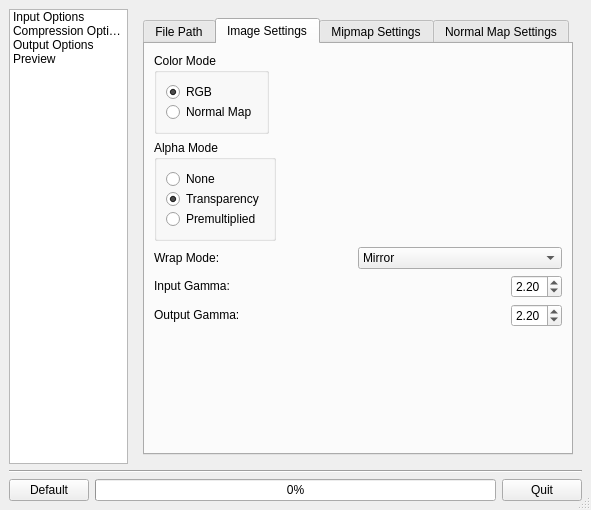
The window that src/nvtt/tools/configdialog.ui (castano/nvidia-texture-tools) describes before a commit, drawn with Qt 5.
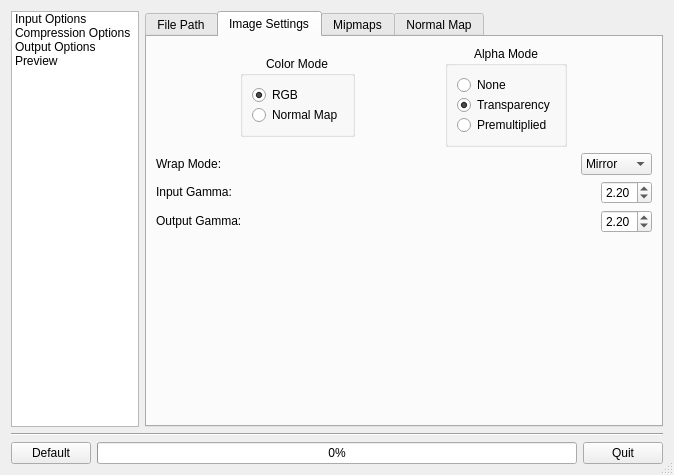
The same window after the commit. The open tabs and pages were chosen to show the change. Icons and pictures are not drawn.

Diff of the .ui file:
```diff
--- a/src/nvtt/tools/configdialog.ui
+++ b/src/nvtt/tools/configdialog.ui
@@ -5,8 +5,8 @@
    <rect>
     <x>0</x>
     <y>0</y>
-    <width>591</width>
-    <height>510</height>
+    <width>674</width>
+    <height>475</height>
    </rect>
   </property>
   <property name="windowTitle" >
@@ -19,28 +19,10 @@
    <bool>true</bool>
   </property>
   <layout class="QVBoxLayout" >
-   <property name="margin" >
-    <number>9</number>
-   </property>
-   <property name="spacing" >
-    <number>6</number>
-   </property>
    <item>
     <layout class="QHBoxLayout" >
-     <property name="margin" >
-      <number>0</number>
-     </property>
-     <property name="spacing" >
-      <number>6</number>
-     </property>
      <item>
       <layout class="QVBoxLayout" >
-       <property name="margin" >
-        <number>0</number>
-       </property>
-       <property name="spacing" >
-        <number>6</number>
-       </property>
        <item>
         <widget class="QListWidget" name="listWidget" >
          <property name="minimumSize" >
@@ -103,9 +85,7 @@
      <item>
       <widget class="QStackedWidget" name="stackedWidget" >
        <property name="sizePolicy" >
-        <sizepolicy>
-         <hsizetype>7</hsizetype>
-         <vsizetype>7</vsizetype>
+        <sizepolicy vsizetype="Expanding" hsizetype="Expanding" >
          <horstretch>0</horstretch>
          <verstretch>0</verstretch>
         </sizepolicy>
@@ -115,16 +95,28 @@
        </property>
        <widget class="QWidget" name="inputPage" >
         <layout class="QVBoxLayout" >
-         <property name="margin" >
-          <number>9</number>
-         </property>
          <property name="spacing" >
-          <number>6</number>
+          <number>-1</number>
+         </property>
+         <property name="leftMargin" >
+          <number>0</number>
+         </property>
+         <property name="topMargin" >
+          <number>0</number>
+         </property>
+         <property name="rightMargin" >
+          <number>0</number>
+         </property>
+         <property name="bottomMargin" >
+          <number>0</number>
          </property>
          <item>
           <widget class="QTabWidget" name="tabWidget" >
            <property name="currentIndex" >
-            <number>2</number>
+            <number>0</number>
+           </property>
+           <property name="elideMode" >
+            <enum>Qt::ElideNone</enum>
            </property>
            <property name="usesScrollButtons" >
             <bool>false</bool>
@@ -199,18 +191,12 @@
              <string>Image Settings</string>
             </attribute>
             <layout class="QVBoxLayout" >
-             <property name="margin" >
-              <number>9</number>
-             </property>
-             <property name="spacing" >
-              <number>6</number>
-             </property>
              <item>
-              <widget class="QGroupBox" name="groupBox_5" >
+              <layout class="QHBoxLayout" >
+               <item>
+                <widget class="QGroupBox" name="groupBox" >
                <property name="sizePolicy" >
-                <sizepolicy>
-                 <hsizetype>0</hsizetype>
-                 <vsizetype>0</vsizetype>
+                  <sizepolicy vsizetype="Fixed" hsizetype="Fixed" >
                  <horstretch>0</horstretch>
                  <verstretch>0</verstretch>
                 </sizepolicy>
@@ -218,15 +204,15 @@
                <property name="title" >
                 <string>Color Mode</string>
                </property>
+                 <property name="alignment" >
+                  <set>Qt::AlignHCenter</set>
+                 </property>
                <layout class="QVBoxLayout" >
-                <property name="margin" >
-                 <number>9</number>
-                </property>
                 <property name="spacing" >
                  <number>0</number>
                 </property>
                 <item>
-                 <widget class="QRadioButton" name="radioButton_3" >
+                   <widget class="QRadioButton" name="rgbRadioButton" >
                   <property name="text" >
                    <string>RGB</string>
                   </property>
@@ -236,7 +222,7 @@
                  </widget>
                 </item>
                 <item>
-                 <widget class="QRadioButton" name="radioButton_6" >
+                   <widget class="QRadioButton" name="normalMapRadioButton" >
                   <property name="text" >
                    <string>Normal Map</string>
                   </property>
@@ -246,11 +232,9 @@
               </widget>
              </item>
              <item>
-              <widget class="QGroupBox" name="groupBox_4" >
+                <widget class="QGroupBox" name="alphaModeGroupBox" >
                <property name="sizePolicy" >
-                <sizepolicy>
-                 <hsizetype>0</hsizetype>
-                 <vsizetype>0</vsizetype>
+                  <sizepolicy vsizetype="Fixed" hsizetype="Fixed" >
                  <horstretch>0</horstretch>
                  <verstretch>0</verstretch>
                 </sizepolicy>
@@ -258,10 +242,10 @@
                <property name="title" >
                 <string>Alpha Mode</string>
                </property>
-               <layout class="QVBoxLayout" >
-                <property name="margin" >
-                 <number>9</number>
-                </property>
+                 <property name="alignment" >
+                  <set>Qt::AlignHCenter</set>
+                 </property>
+                 <layout class="QVBoxLayout" >
                 <property name="spacing" >
                  <number>0</number>
                 </property>
@@ -295,16 +279,21 @@
                </layout>
               </widget>
              </item>
+              </layout>
+             </item>
              <item>
               <layout class="QHBoxLayout" >
-               <property name="margin" >
-                <number>0</number>
-               </property>
                <property name="spacing" >
                 <number>0</number>
                </property>
                <item>
-                <widget class="QLabel" name="label_13" >
+                <widget class="QLabel" name="wrapModeLabel" >
+                 <property name="sizePolicy" >
+                  <sizepolicy vsizetype="Preferred" hsizetype="Expanding" >
+                   <horstretch>0</horstretch>
+                   <verstretch>0</verstretch>
+                  </sizepolicy>
+                 </property>
                  <property name="text" >
                   <string>Wrap Mode:</string>
                  </property>
@@ -342,18 +331,10 @@
              </item>
              <item>
               <layout class="QHBoxLayout" >
-               <property name="margin" >
-                <number>0</number>
-               </property>
-               <property name="spacing" >
-                <number>6</number>
-               </property>
                <item>
-                <widget class="QLabel" name="label_5" >
+                <widget class="QLabel" name="inputGammaLabel" >
                  <property name="sizePolicy" >
-                  <sizepolicy>
-                   <hsizetype>7</hsizetype>
-                   <vsizetype>0</vsizetype>
+                  <sizepolicy vsizetype="Fixed" hsizetype="Expanding" >
                    <horstretch>0</horstretch>
                    <verstretch>0</verstretch>
                   </sizepolicy>
@@ -369,9 +350,7 @@
                <item>
                 <widget class="QDoubleSpinBox" name="inputGammaSpinBox" >
                  <property name="sizePolicy" >
-                  <sizepolicy>
-                   <hsizetype>4</hsizetype>
-                   <vsizetype>0</vsizetype>
+                  <sizepolicy vsizetype="Fixed" hsizetype="Maximum" >
                    <horstretch>0</horstretch>
                    <verstretch>0</verstretch>
                   </sizepolicy>
@@ -397,18 +376,10 @@
              </item>
              <item>
               <layout class="QHBoxLayout" >
-               <property name="margin" >
-                <number>0</number>
-               </property>
-               <property name="spacing" >
-                <number>6</number>
-               </property>
                <item>
-                <widget class="QLabel" name="label_6" >
+                <widget class="QLabel" name="outputGammaLabel" >
                  <property name="sizePolicy" >
-                  <sizepolicy>
-                   <hsizetype>7</hsizetype>
-                   <vsizetype>0</vsizetype>
+                  <sizepolicy vsizetype="Fixed" hsizetype="Expanding" >
                    <horstretch>0</horstretch>
                    <verstretch>0</verstretch>
                   </sizepolicy>
@@ -424,9 +395,7 @@
                <item>
                 <widget class="QDoubleSpinBox" name="outputGammaSpinBox" >
                  <property name="sizePolicy" >
-                  <sizepolicy>
-                   <hsizetype>4</hsizetype>
-                   <vsizetype>0</vsizetype>
+                  <sizepolicy vsizetype="Fixed" hsizetype="Maximum" >
                    <horstretch>0</horstretch>
                    <verstretch>0</verstretch>
                   </sizepolicy>
@@ -457,8 +426,8 @@
                </property>
                <property name="sizeHint" >
                 <size>
-                 <width>204</width>
-                 <height>131</height>
+                 <width>433</width>
+                 <height>16</height>
                 </size>
                </property>
               </spacer>
@@ -467,15 +436,9 @@
            </widget>
            <widget class="QWidget" name="widget" >
             <attribute name="title" >
-             <string>Mipmap Settings</string>
+             <string>Mipmaps</string>
             </attribute>
             <layout class="QVBoxLayout" >
-             <property name="margin" >
-              <number>9</number>
-             </property>
-             <property name="spacing" >
-              <number>6</number>
-             </property>
              <item>
               <widget class="QCheckBox" name="generateMipmapsCheckBox" >
                <property name="text" >
@@ -488,11 +451,8 @@
              </item>
              <item>
               <layout class="QHBoxLayout" >
-               <property name="margin" >
-                <number>0</number>
-               </property>
                <property name="spacing" >
-                <number>0</number>
+                <number>1</number>
                </property>
                <item>
                 <widget class="QLabel" name="mipmapFilterLabel" >
@@ -568,12 +528,6 @@
              </item>
              <item>
               <layout class="QHBoxLayout" >
-               <property name="margin" >
-                <number>0</number>
-               </property>
-               <property name="spacing" >
-                <number>6</number>
-               </property>
                <item>
                 <widget class="QCheckBox" name="limitMipmapsCheckBox" >
                  <property name="sizePolicy" >
@@ -647,7 +601,7 @@
            </widget>
            <widget class="QWidget" name="widget" >
             <attribute name="title" >
-             <string>Normal Map Settings</string>
+             <string>Normal Map</string>
             </attribute>
            </widget>
           </widget>
@@ -1026,12 +980,6 @@
    </item>
    <item>
     <layout class="QHBoxLayout" >
-     <property name="margin" >
-      <number>0</number>
-     </property>
-     <property name="spacing" >
-      <number>6</number>
-     </property>
      <item>
       <widget class="QPushButton" name="pushButton_6" >
        <property name="text" >
```
Left out of the diff: 215 changed lines with no effect on the pictures. Lines whose indentation alone changed are shown as unchanged.
